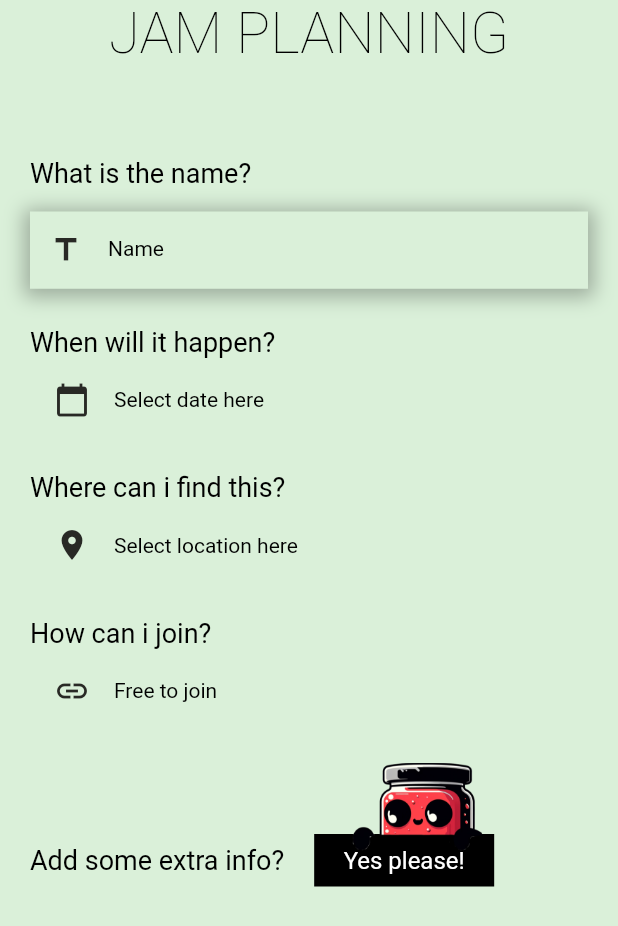
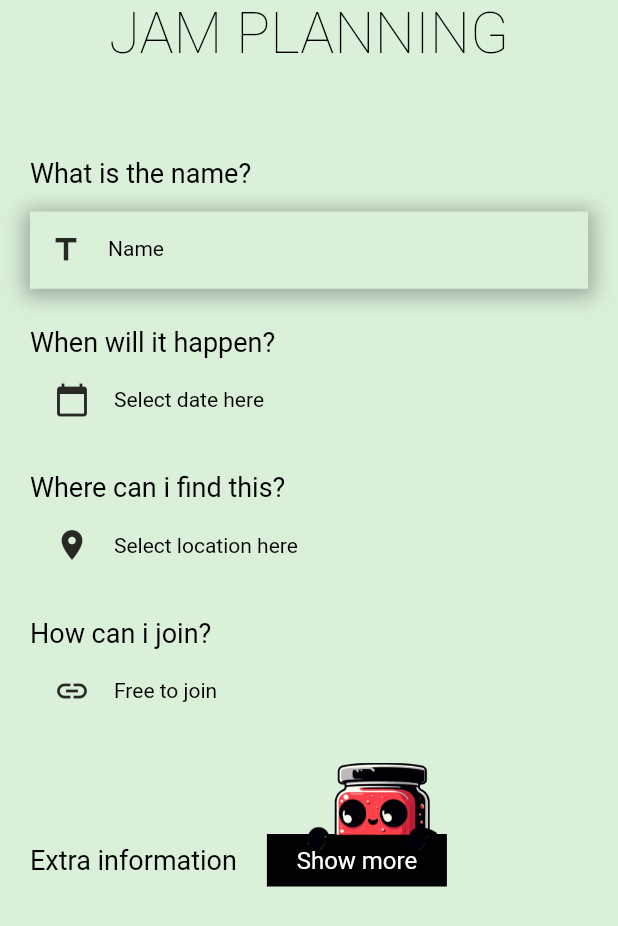
Before and after one commit to dmeckers/bachelors, a Flutter app: the PlanJamFormPage widget shown alone on an empty page, opened directly, on a phone screen of 412 x 824 dp. Shown: the top 926 px of the screen. Run offline on Flutter 3.47's test engine with Material 3 defaults, Android fonts, the phone set to English and light mode, and no system bars; our stand-ins replace audioplayers, cached_network_image, connectivity_plus, faker, firebase_core, firebase_messaging and 31 more; missing offline and left inert: analyzer, bugsnag_flutter, build, flutter_circle_color_picker, flutter_google_maps_webservices, google_maps_flutter_android and 5 more; accounts and stored records are empty; generated files the repository leaves out were written again; network calls fail; Roboto replaces fonts that are missing (Rowdies, Ubuntu); statements that could not run were skipped.

Commit message:
Refactor push_notifications_service.dart and powersync_dispatcher_resolver.dart

```diff
--- a/jam_root/lib/data/offline/powersync/powersync_dispatcher_resolver.dart
+++ b/jam_root/lib/data/offline/powersync/powersync_dispatcher_resolver.dart
@@ -65,7 +65,6 @@ Future _defaultUpdateHandler(PostgrestClient rest, CrudEntry entry) {
 
 Future _updateJamHandler(PostgrestClient rest, CrudEntry entry) async {
   final data = Json.of(entry.opData!);
-  // fucked up but who cares
   final vibes = await supabase
       .from('jams_vibes')
       .select('vibe_id')
--- a/jam_root/lib/presentation/jams/create_jam/plan_jam_form.page.dart
+++ b/jam_root/lib/presentation/jams/create_jam/plan_jam_form.page.dart
@@ -22,6 +22,8 @@ class PlanJamFormPage extends HookConsumerWidget {
     final viewModel = jam.isNull
         ? ref.watch(freshJamViewModelStateProvider)
         : ref.watch(jamViewModelStateProvider(jam!));
+
+    final useQrState = useState(false);
 
     return CustomScrollView(
       physics: const BouncingScrollPhysics(),
@@ -82,7 +84,7 @@ class PlanJamFormPage extends HookConsumerWidget {
                       Row(
                         children: [
                           _buildSectionTitle(
-                            'Add some extra info?',
+                            'Extra information',
                             rightPadding: 20,
                           ),
                           Align(
@@ -95,7 +97,9 @@ class PlanJamFormPage extends HookConsumerWidget {
                                 color: Colors.black,
                                 padding: const EdgeInsets.all(8.0),
                                 child: Text(
-                                  showExtraInfo.value ? 'Nah' : 'Yes please!',
+                                  showExtraInfo.value
+                                      ? 'Show less'
+                                      : 'Show more',
                                   textAlign: TextAlign.center,
                                   style: const TextStyle(
                                     color: Colors.white,
@@ -114,9 +118,10 @@ class PlanJamFormPage extends HookConsumerWidget {
                   visible: showExtraInfo.value,
                   child: Column(
                     children: [
+                      _buildEnableQrs(viewModel, useQrState),
                       _buildFormInputHeading(context, 'Name of the place'),
                       _buildFormInput(viewModel.locationNameFormModel),
-                      _buildFormInputHeading(context, 'Perhaps some comments?'),
+                      _buildFormInputHeading(context, 'Extra information'),
                       _buildFormInput(viewModel.extraInformationFormModel),
                       _buildFormInputHeading(context, 'Background image'),
                       JamImagePicker(jamModel: jam),
@@ -133,6 +138,28 @@ class PlanJamFormPage extends HookConsumerWidget {
           ),
         )
       ],
+    );
+  }
+
+  Widget _buildEnableQrs(
+    JamViewModel viewModel,
+    ValueNotifier<bool> useQrState,
+  ) {
+    return Padding(
+      padding: const EdgeInsets.symmetric(vertical: 15.0),
+      child: Row(
+        children: [
+          const Text(
+            'Use QR codes for check-in',
+            style: TextStyle(fontSize: 14),
+          ),
+          const SizedBox(width: 10),
+          Switch.adaptive(
+            value: useQrState.value,
+            onChanged: (v) => useQrState.value = v,
+          ),
+        ],
+      ),
     );
   }
 
@@ -203,7 +230,7 @@ class PlanJamFormPage extends HookConsumerWidget {
         ),
       ),
       child: const Text(
-        '٩( ᐛ )و Update jam details',
+        'Update jam details \u{1F525}',
         style: TextStyle(color: Colors.white),
       ),
     );
@@ -233,7 +260,7 @@ class PlanJamFormPage extends HookConsumerWidget {
   Positioned _buildWatchingJamJar() {
     return Positioned(
       top: -30,
-      right: 50,
+      right: 80,
       child: Container(
         width: 120,
         height: 120,
--- a/jam_root/lib/presentation/jams/widgets/form/jam_image_picker.dart
+++ b/jam_root/lib/presentation/jams/widgets/form/jam_image_picker.dart
@@ -38,8 +38,8 @@ class JamImagePicker extends ConsumerWidget {
             : null,
         title: Text(
           isImageSelected || (hasBackgrounUrl && !dropBackground)
-              ? 'Changed your mind?'
-              : 'Because you can',
+              ? 'Click here to change an image'
+              : 'Click here to add an image',
           style: context.jText.bodySmall,
         ),
         leading: const Icon(Icons.image),
--- a/jam_root/lib/presentation/shared/services/push_notifications_service.dart
+++ b/jam_root/lib/presentation/shared/services/push_notifications_service.dart
@@ -121,7 +121,6 @@ class PushNotificationsService {
 
   static _handleMessageNotification(RemoteMessage message) {
     final routerContext = ROUTER_KEY.currentContext;
-    // we need this context af
     if (routerContext == null) return;
 
     final router = GoRouter.of(routerContext);
```
Also changed, not shown: jam_root/lib/presentation/jams/create_jam/create_jam.page.dart (+2 -6 lines), 1 other file.
